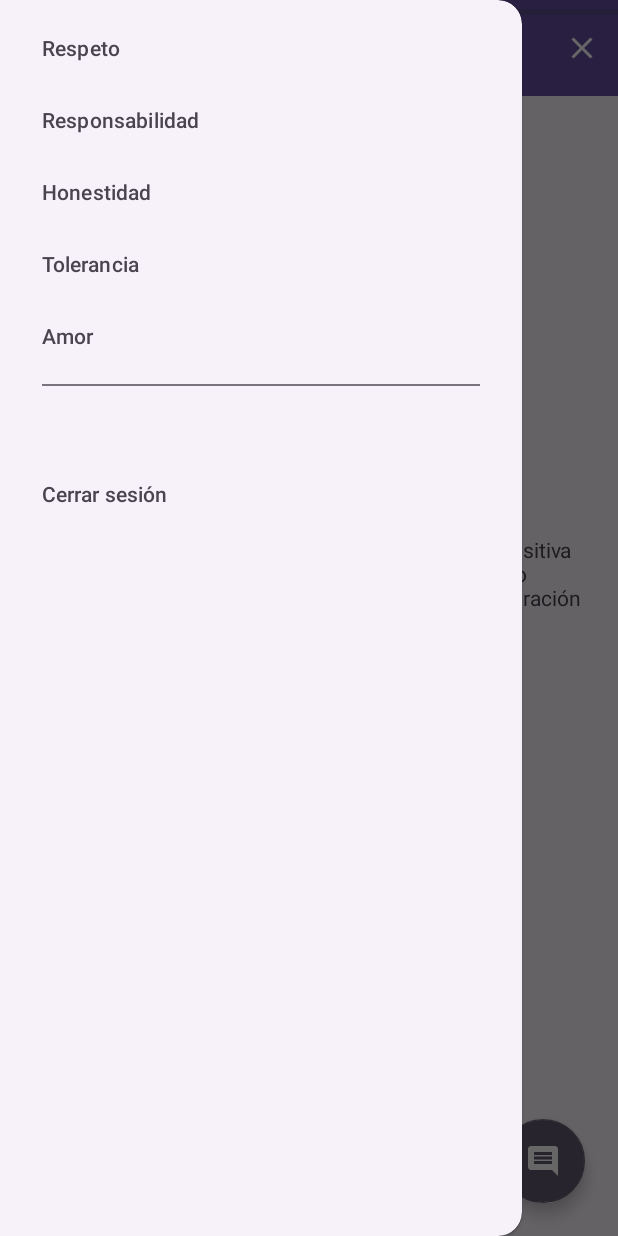
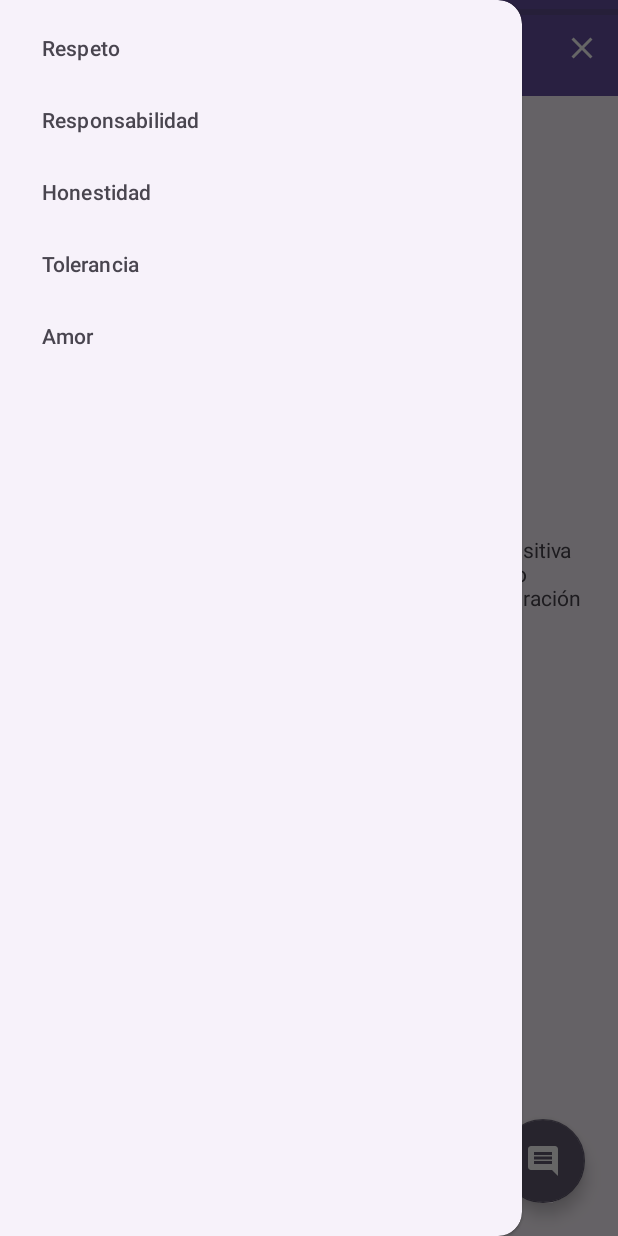
Before and after one commit to Rulios/proyecto-hpa4, an Android app: the MainActivity screen opened directly, with no data from a screen before it, with the side drawer open, on a phone screen of 412 x 824 dp. Run offline under Robolectric (Android 15) with nearby library versions, the phone set to English and light mode, and no system bars.

Commit message:
edicion de menu

```diff
--- a/app/src/main/java/com/example/proyecto1_hpa/MainActivity.java
+++ b/app/src/main/java/com/example/proyecto1_hpa/MainActivity.java
@@ -1,5 +1,6 @@
 package com.example.proyecto1_hpa;
 
+import androidx.annotation.DrawableRes;
 import androidx.annotation.NonNull;
 import androidx.appcompat.app.ActionBarDrawerToggle;
 import androidx.appcompat.app.AppCompatActivity;
@@ -73,6 +74,8 @@ public class MainActivity extends AppCompatActivity {
 
         TB=findViewById(R.id.TB);
         setSupportActionBar(TB);
+
+
         DL=(DrawerLayout) findViewById(R.id.DL);
         NV=(NavigationView)findViewById(R.id.NV);
         FAB=(FloatingActionButton) findViewById(R.id.FAB);
--- a/app/src/main/res/layout/activity_main.xml
+++ b/app/src/main/res/layout/activity_main.xml
@@ -26,6 +26,7 @@
             app:layout_constraintEnd_toEndOf="parent"
             app:layout_constraintStart_toStartOf="parent"
             app:layout_constraintTop_toTopOf="parent"
+            app:navigationIcon="@drawable/menu"
             app:title="Valores"
             app:titleTextColor="#FFFFFF" />
 
--- a/app/src/main/res/menu/menulateral.xml
+++ b/app/src/main/res/menu/menulateral.xml
@@ -29,15 +29,7 @@
 
     </group>
 
-    <item
-        android:title="">
 
-        <menu>
-            <item
-                android:id="@+id/cerrarsesion"
-                android:title="Cerrar sesión"/>
-        </menu>
-    </item>
 
 
 </menu>
```
